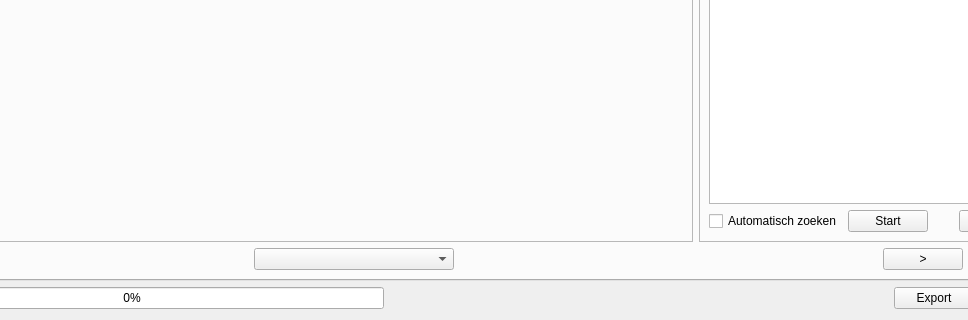
Before: the Qt Designer form hdsr_tool_dialog_base.ui in breinbaas/hdsrtool, drawn with Qt 5; both pictures show x 363 to 1331 and y 502 to 822 of the 1434 by 822 pixel window.
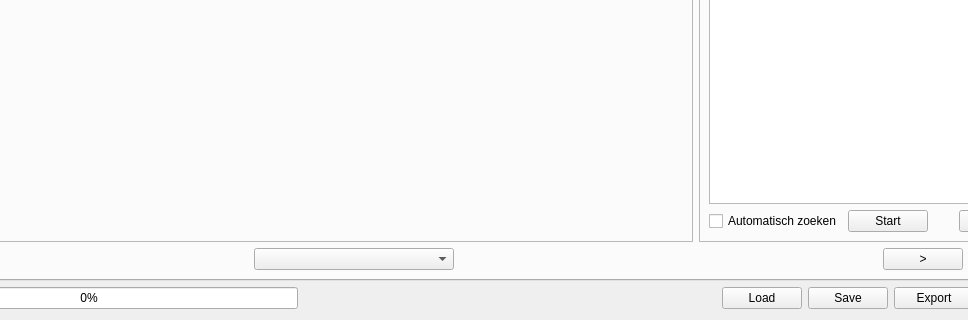
After: the same form once the commit is applied.

Commit message: added save and load option

```diff
--- a/hdsr_tool_dialog_base.ui
+++ b/hdsr_tool_dialog_base.ui
@@ -289,6 +289,20 @@
          </property>
         </spacer>
        </item>
+       <item>
+        <widget class="QPushButton" name="pbLoad">
+         <property name="text">
+          <string>Load</string>
+         </property>
+        </widget>
+       </item>
+       <item>
+        <widget class="QPushButton" name="pbSave">
+         <property name="text">
+          <string>Save</string>
+         </property>
+        </widget>
+       </item>
        <item>
         <widget class="QPushButton" name="pbExport">
          <property name="text">
```
The commit also changes 2 other files.
